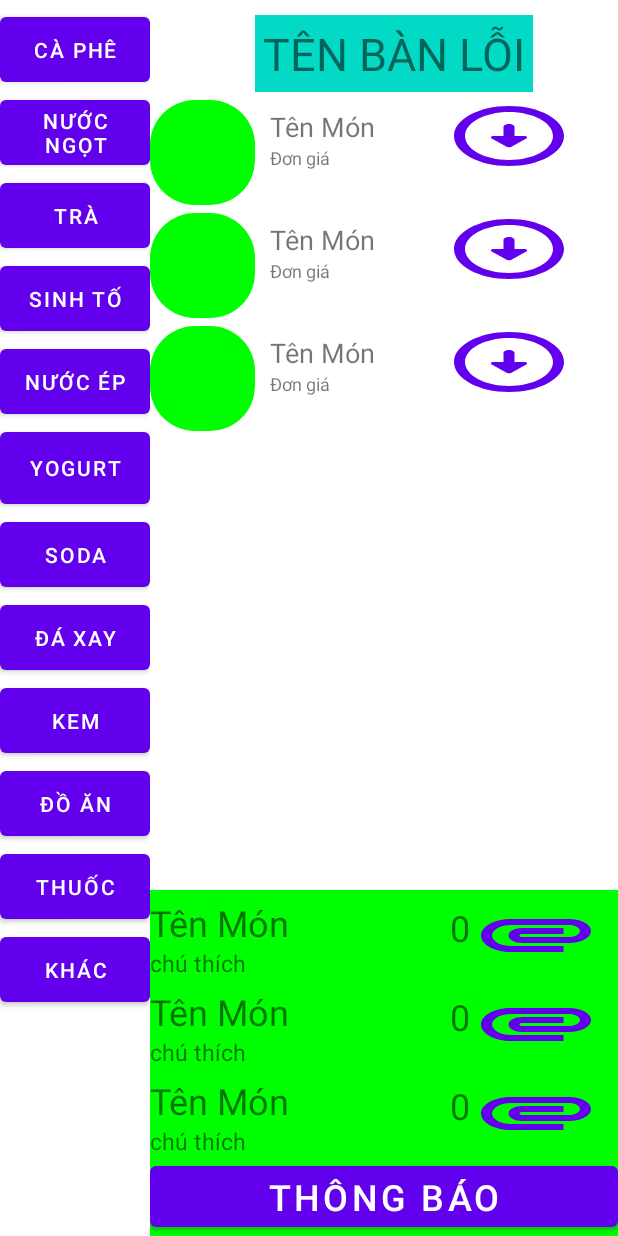
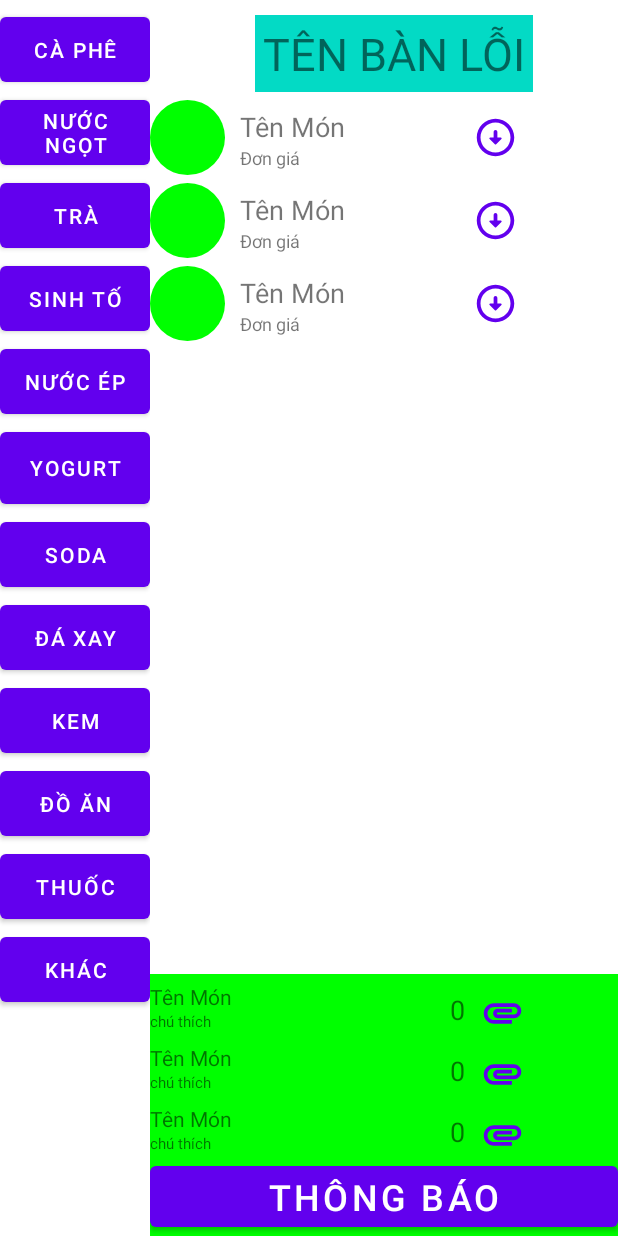
Before and after one commit to thierrytien6595/thierrytien6595, an Android app: the layout activity_san_pham.xml on its own in the app's theme, with its tools: preview values and no code run, on a phone screen of 412 x 824 dp. Run offline under Robolectric (Android 15) with nearby library versions, the phone set to English and light mode, and no system bars.

Commit message:
Chỉnh sửa giao diện hiển thị được nhiều món hơn

```diff
--- a/app/src/main/res/layout/activity_san_pham.xml
+++ b/app/src/main/res/layout/activity_san_pham.xml
@@ -129,7 +129,6 @@
             android:layout_width="match_parent"
             android:layout_height="wrap_content"
             app:layout_constrainedHeight="true"
-            app:layout_constraintBottom_toTopOf="@+id/btn_chuthich"
             app:layout_constraintEnd_toEndOf="@+id/btn_thongbao"
             app:layout_constraintHeight_max="200dp"
             app:layout_constraintStart_toStartOf="parent"
--- a/app/src/main/res/layout/dachon_item.xml
+++ b/app/src/main/res/layout/dachon_item.xml
@@ -13,13 +13,13 @@
             android:layout_width="200dp"
             android:layout_height="match_parent"
             android:text="Tên Món"
-            android:textSize="24sp" />
+            android:textSize="14sp" />
     <TextView
         android:id="@+id/tv_chuthich"
         android:text="chú thích"
         android:layout_width="wrap_content"
         android:layout_height="wrap_content"
-        android:textSize="15dp"
+        android:textSize="10sp"
         />
 </LinearLayout>
     <TextView
@@ -28,12 +28,14 @@
         android:layout_height="wrap_content"
         android:gravity="left"
         android:text="0"
-        android:textSize="24dp" />
+        android:textSize="18sp" />
 
     <Button
         android:id="@+id/btn_chuthich"
-        android:layout_width="wrap_content"
-        android:layout_height="wrap_content"
+        android:layout_marginTop="5dp"
+        android:layout_marginLeft="10dp"
+        android:layout_width="30dp"
+        android:layout_height="30dp"
         android:background="@drawable/chuthich"
         />
 </LinearLayout>
--- a/app/src/main/res/layout/mon_item.xml
+++ b/app/src/main/res/layout/mon_item.xml
@@ -3,17 +3,17 @@
     android:orientation="horizontal"
     android:layout_width="match_parent"
     android:layout_marginTop="5dp"
-    android:layout_height="70dp">
+    android:layout_height="50dp">
     <ImageView
-        android:layout_width="70dp"
-        android:layout_height="70dp"
+        android:layout_width="50dp"
+        android:layout_height="50dp"
         android:scaleType="fitCenter"
         android:src="@drawable/greencolor"
         android:id="@+id/imv_mon"
         />
 
     <LinearLayout
-        android:layout_width="110dp"
+        android:layout_width="150dp"
         android:layout_height="wrap_content"
         android:layout_marginLeft="10dp"
         android:layout_marginTop="5dp"
@@ -36,8 +36,9 @@
     </LinearLayout>
     <Button
         android:id="@+id/btn_giam"
-        android:layout_width="wrap_content"
-        android:layout_height="wrap_content"
+        android:layout_width="30dp"
+        android:layout_height="30dp"
+        android:layout_marginTop="10dp"
         android:background="@drawable/img_btn_tru"
         android:layout_marginLeft="5dp"
         />
```
